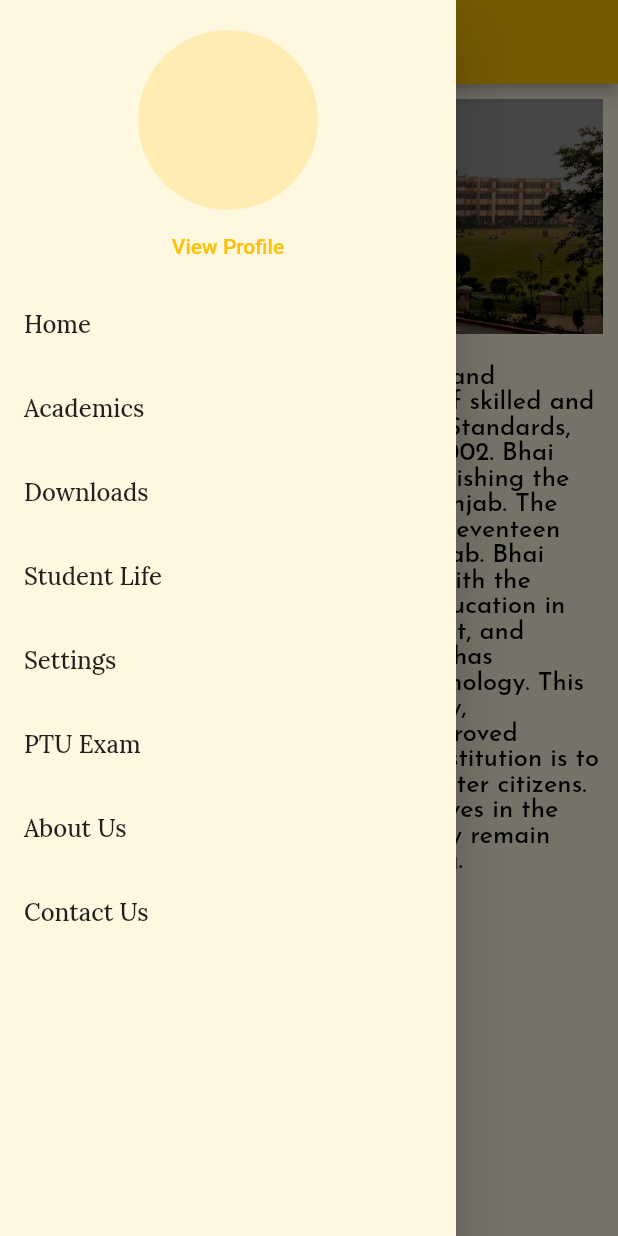
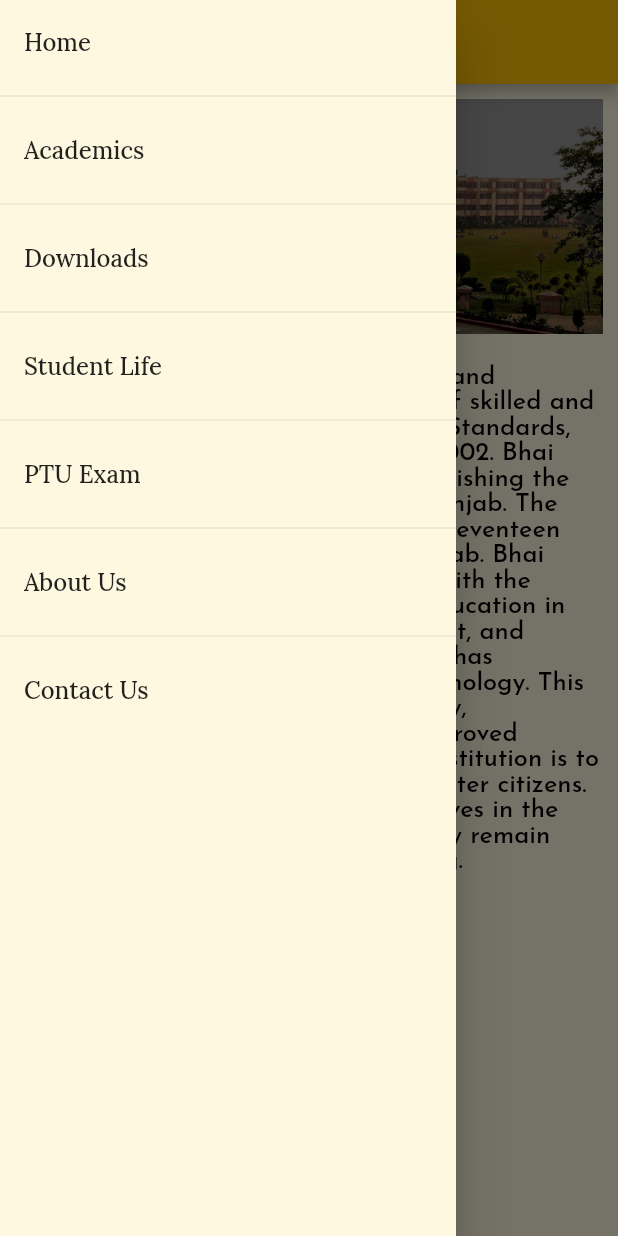
Before and after one commit to SapinderSingh/BGGI, a Flutter app: the AboutScreen screen opened by its route, with the side drawer open, on a phone screen of 412 x 824 dp. Run offline on Flutter 3.47's test engine with Material 2 defaults, Android fonts, the phone set to English and light mode, and no system bars; our stand-ins replace carousel_slider, double_back_to_close_app, firebase_core, google_fonts, webview_flutter, youtube_player_flutter; accounts and stored records are empty.

Commit message:
Removed Settings and Drawer Header from Main Drawer

```diff
--- a/lib/models/drawer_tile_model.dart
+++ b/lib/models/drawer_tile_model.dart
@@ -26,10 +26,10 @@ final List<DrawerTile> listOfDrawerTiles = [
     name: "Student Life",
     routeName: RouteConstants.studentLifeScreen,
   ),
-  DrawerTile(
-    name: "Settings",
-    routeName: RouteConstants.settingsScreen,
-  ),
+  // DrawerTile(
+  //   name: "Settings",
+  //   routeName: RouteConstants.settingsScreen,
+  // ),
   DrawerTile(
     name: "PTU Exam",
     routeName: RouteConstants.ptuExamWebView,
--- a/lib/widgets/main_drawer.dart
+++ b/lib/widgets/main_drawer.dart
@@ -1,5 +1,5 @@
 // ignore_for_file: prefer_const_constructors
-import 'package:bgiet/helpers/constants.dart';
+// import 'package:bgiet/helpers/constants.dart';
 import 'package:bgiet/models/drawer_tile_model.dart';
 import 'package:bgiet/widgets/custom_list_tile.dart';
 import 'package:flutter/material.dart';
@@ -9,48 +9,60 @@ class MainDrawer extends StatelessWidget {
 
   @override
   Widget build(BuildContext context) {
+    // return Drawer(
+    //   child: Column(
+    //     children: List.generate(listOfDrawerTiles.length, (int i) {
+    // if (i == 0) {
+    //   return SafeArea(
+    //     child: Column(
+    //       children: [
+    //         SizedBox(
+    //           height: 20,
+    //         ),
+    //         CircleAvatar(
+    //           radius: 60,
+    //         ),
+    //         TextButton(
+    //           onPressed: () => Navigator.of(context).pushNamed(
+    //             RouteConstants.viewProfileScreen,
+    //           ),
+    //           child: Text('View Profile'),
+    //         ),
+    //         CustomListTile(
+    //           toBeReplaced: true,
+    //           isLink: false,
+    //           haveTrailingIcon: false,
+    //           title: listOfDrawerTiles[i].name,
+    //           placeToGoTo: listOfDrawerTiles[i].routeName,
+    //         ),
+    //       ],
+    //     ),
+    //   );
+    // } else {
+    //         return CustomListTile(
+    //           toBeReplaced: true,
+    //           isLink: false,
+    //           haveTrailingIcon: false,
+    //           title: listOfDrawerTiles[i].name,
+    //           placeToGoTo: listOfDrawerTiles[i].routeName,
+    //         );
+    //       }
+    //           // },
+    //           ),
+    //     ),
+    //   );
+
     return Drawer(
-      child: Column(
-        children: List.generate(
-          listOfDrawerTiles.length,
-          (int i) {
-            if (i == 0) {
-              return SafeArea(
-                child: Column(
-                  children: [
-                    SizedBox(
-                      height: 20,
-                    ),
-                    CircleAvatar(
-                      radius: 60,
-                    ),
-                    TextButton(
-                      onPressed: () => Navigator.of(context).pushNamed(
-                        RouteConstants.viewProfileScreen,
-                      ),
-                      child: Text('View Profile'),
-                    ),
-                    CustomListTile(
-                      toBeReplaced: true,
-                      isLink: false,
-                      haveTrailingIcon: false,
-                      title: listOfDrawerTiles[i].name,
-                      placeToGoTo: listOfDrawerTiles[i].routeName,
-                    ),
-                  ],
-                ),
-              );
-            } else {
-              return CustomListTile(
-                toBeReplaced: true,
-                isLink: false,
-                haveTrailingIcon: false,
-                title: listOfDrawerTiles[i].name,
-                placeToGoTo: listOfDrawerTiles[i].routeName,
-              );
-            }
-          },
+      child: ListView.separated(
+        itemBuilder: (_, i) => CustomListTile(
+          title: listOfDrawerTiles[i].name,
+          haveTrailingIcon: false,
+          isLink: false,
+          placeToGoTo: listOfDrawerTiles[i].routeName,
+          toBeReplaced: true,
         ),
+        separatorBuilder: (_, __) => const Divider(),
+        itemCount: listOfDrawerTiles.length,
       ),
     );
   }
```
